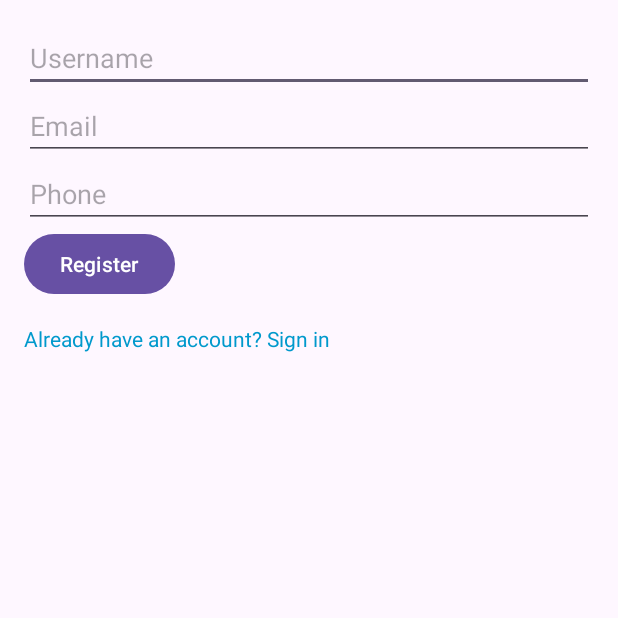
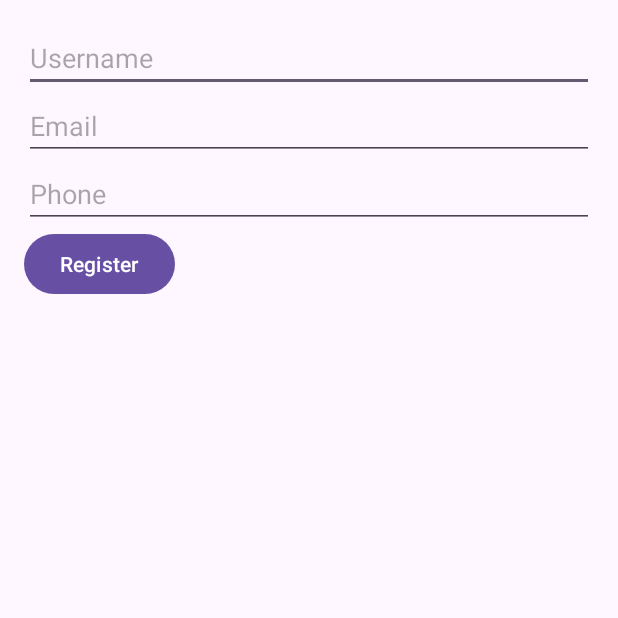
Before and after one commit to ycvinay/QuizApp, an Android app: the RegisterActivity screen opened directly, with no data from a screen before it, on a phone screen of 412 x 824 dp, the top half of it. Run offline under Robolectric (Android 15) with nearby library versions, the phone set to English and light mode, and no system bars; our stand-ins replace Room's generated code; 2 statements that could not run were skipped.

Commit message:
Updated to second version

```diff
--- a/app/src/main/res/layout/activity_register.xml
+++ b/app/src/main/res/layout/activity_register.xml
@@ -34,13 +34,5 @@
         android:layout_below="@id/etPhone"
         android:text="Register"/>
 
-    <TextView
-        android:id="@+id/tvSignIn"
-        android:layout_width="wrap_content"
-        android:layout_height="wrap_content"
-        android:layout_below="@id/btnRegister"
-        android:text="Already have an account? Sign in"
-        android:textColor="@android:color/holo_blue_dark"
-        android:layout_marginTop="16dp"/>
 
 </RelativeLayout>
```
